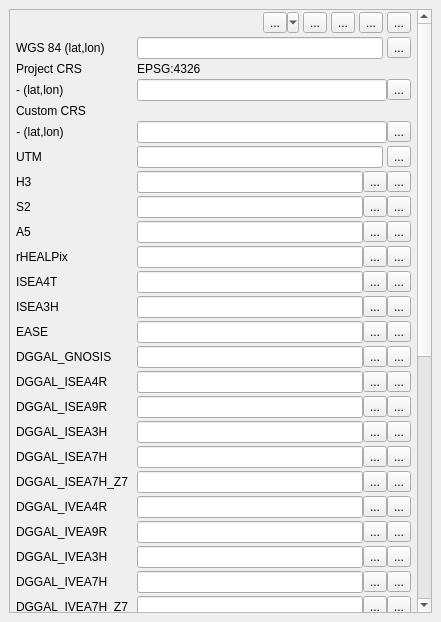
Old version of the form ui/latlon2dggs.ui in the repository opengeoshub/vgridtools.
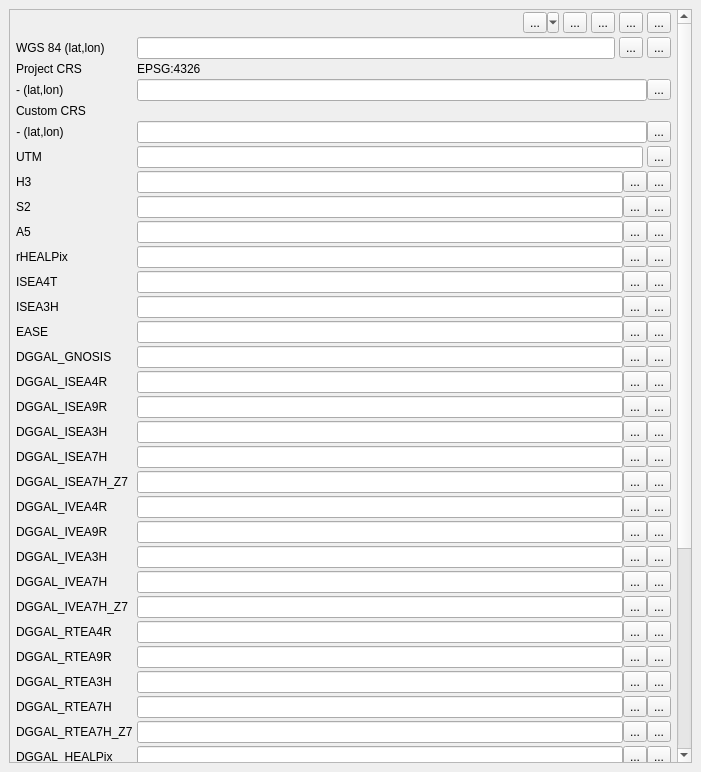
New version of the form. Custom widgets are drawn as their Qt base class.

Diff of the .ui file:
```diff
--- a/ui/latlon2dggs.ui
+++ b/ui/latlon2dggs.ui
@@ -6,8 +6,8 @@
    <rect>
     <x>0</x>
     <y>0</y>
-    <width>441</width>
-    <height>622</height>
+    <width>701</width>
+    <height>772</height>
    </rect>
   </property>
   <property name="windowTitle">
@@ -25,8 +25,8 @@
         <rect>
          <x>0</x>
          <y>0</y>
-         <width>404</width>
-         <height>1056</height>
+         <width>656</width>
+         <height>1220</height>
         </rect>
        </property>
        <layout class="QVBoxLayout" name="verticalLayout_3">
@@ -154,6 +154,16 @@
               </property>
              </widget>
             </item>
+            <item>
+             <widget class="QToolButton" name="wgs84ZoomtoButton">
+              <property name="toolTip">
+               <string>Zoom to</string>
+              </property>
+              <property name="text">
+               <string>...</string>
+              </property>
+             </widget>
+            </item>
            </layout>
           </item>
           <item row="1" column="0">
```
